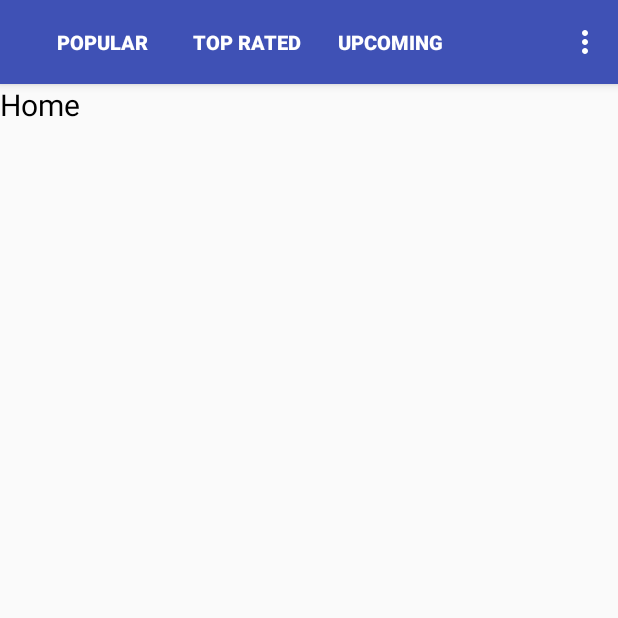
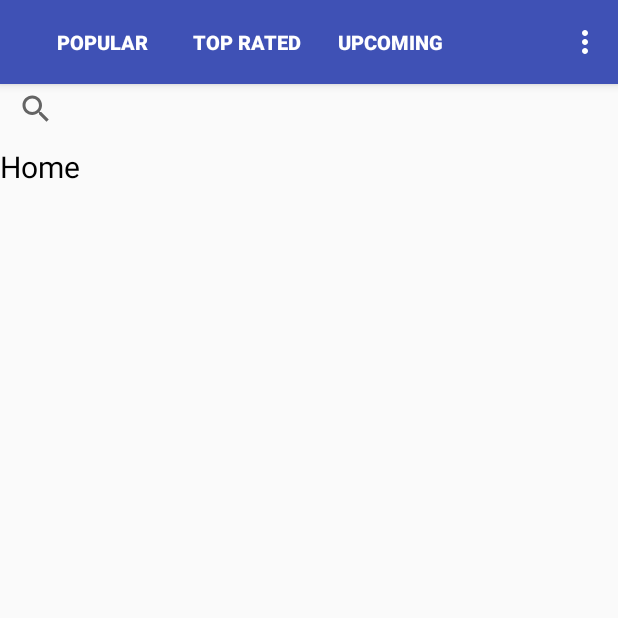
Before and after one commit to ArneMotmans/MobileDevProject, an Android app: the screen it shows after launch (MainActivity), on a phone screen of 412 x 824 dp, the top half of it. Run offline under Robolectric (Android 15) with nearby library versions, the phone set to English and light mode, and no system bars.

Commit message:
Adding searchbar

```diff
--- a/WatchList/app/src/main/res/layout/activity_main.xml
+++ b/WatchList/app/src/main/res/layout/activity_main.xml
@@ -5,6 +5,16 @@
     android:layout_width="match_parent"
     android:layout_height="match_parent"
     tools:context="com.example.a11502064.watchlist.MainActivity">
+
+    <SearchView
+        android:id="@+id/searchView"
+        android:layout_width="372dp"
+        android:layout_height="33dp"
+        android:outlineProvider="bounds"
+        app:searchHintIcon="@android:color/black"
+        app:searchIcon="@android:color/black"
+        tools:layout_editor_absoluteX="6dp"
+        tools:layout_editor_absoluteY="5dp" />
 
     <TextView
         android:id="@+id/textView3"
@@ -14,5 +24,6 @@
         android:textColor="@android:color/black"
         android:textSize="20sp"
         tools:layout_editor_absoluteX="143dp"
-        tools:layout_editor_absoluteY="209dp" />
+        android:layout_marginTop="8dp"
+        app:layout_constraintTop_toBottomOf="@+id/searchView" />
 </android.support.constraint.ConstraintLayout>
```
Also changed, not shown: WatchList/app/src/main/res/layout/activity_main2.xml (+12 -1 lines), WatchList/app/src/main/res/layout/activity_main3.xml (+12 -1 lines).
